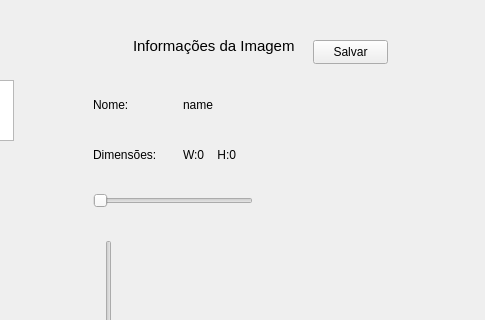
This is visualizador-imagens/mainwindow.ui in Gabriel-vsl/cpp-studies as Qt 5 draws it before an edit; both pictures show x 407 to 892 and y 0 to 320 of the 892 by 477 pixel window. The edited form follows.
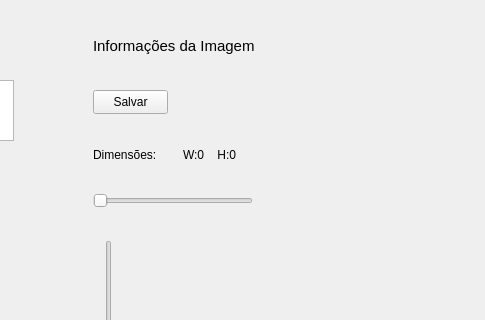
This is the edited form.

Commit message: correção da ui

Diff of the .ui file:
```diff
--- a/visualizador-imagens/mainwindow.ui
+++ b/visualizador-imagens/mainwindow.ui
@@ -36,7 +36,7 @@
    <widget class="QLabel" name="label_3">
     <property name="geometry">
      <rect>
-      <x>540</x>
+      <x>500</x>
       <y>30</y>
       <width>191</width>
       <height>31</height>
@@ -90,44 +90,6 @@
      <string>W:0    H:0</string>
     </property>
    </widget>
-   <widget class="QLabel" name="nome_imagem">
-    <property name="geometry">
-     <rect>
-      <x>500</x>
-      <y>90</y>
-      <width>50</width>
-      <height>30</height>
-     </rect>
-    </property>
-    <property name="font">
-     <font>
-      <family>Arial</family>
-      <pointsize>9</pointsize>
-     </font>
-    </property>
-    <property name="text">
-     <string>Nome:</string>
-    </property>
-   </widget>
-   <widget class="QLabel" name="valor_nome_imagem">
-    <property name="geometry">
-     <rect>
-      <x>590</x>
-      <y>90</y>
-      <width>150</width>
-      <height>30</height>
-     </rect>
-    </property>
-    <property name="font">
-     <font>
-      <family>Arial</family>
-      <pointsize>9</pointsize>
-     </font>
-    </property>
-    <property name="text">
-     <string>name</string>
-    </property>
-   </widget>
    <widget class="QSlider" name="slider_brilho">
     <property name="geometry">
      <rect>
@@ -190,8 +152,8 @@
    <widget class="QPushButton" name="salvar_imagem">
     <property name="geometry">
      <rect>
-      <x>720</x>
-      <y>40</y>
+      <x>500</x>
+      <y>90</y>
       <width>75</width>
       <height>24</height>
      </rect>
```
